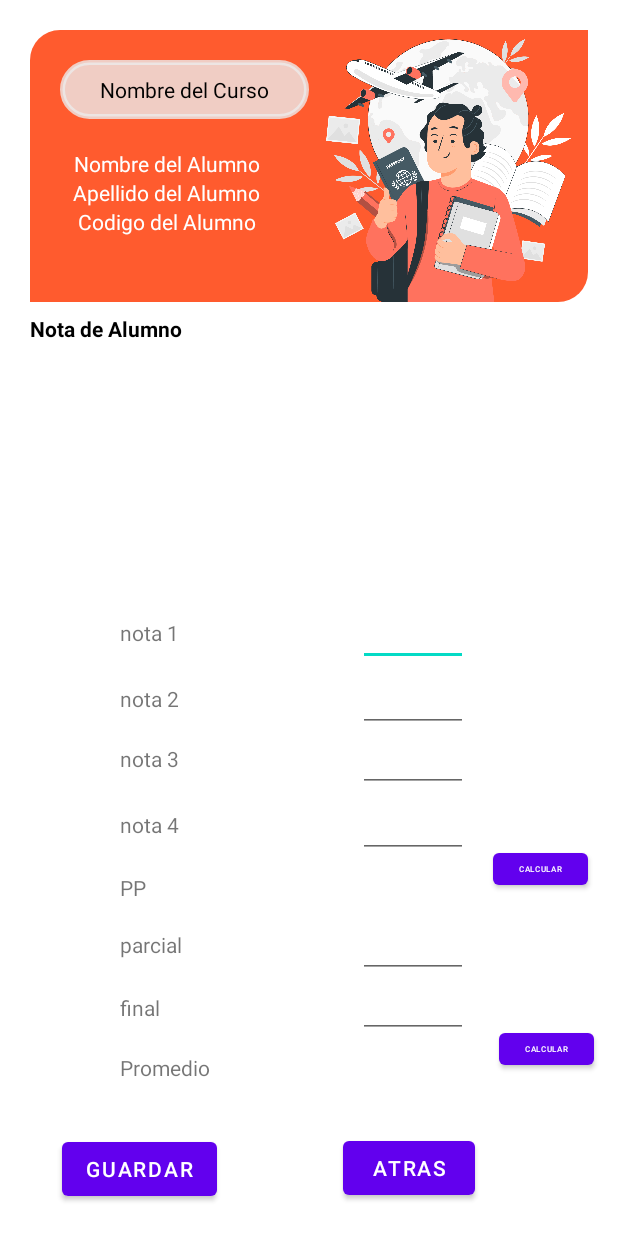
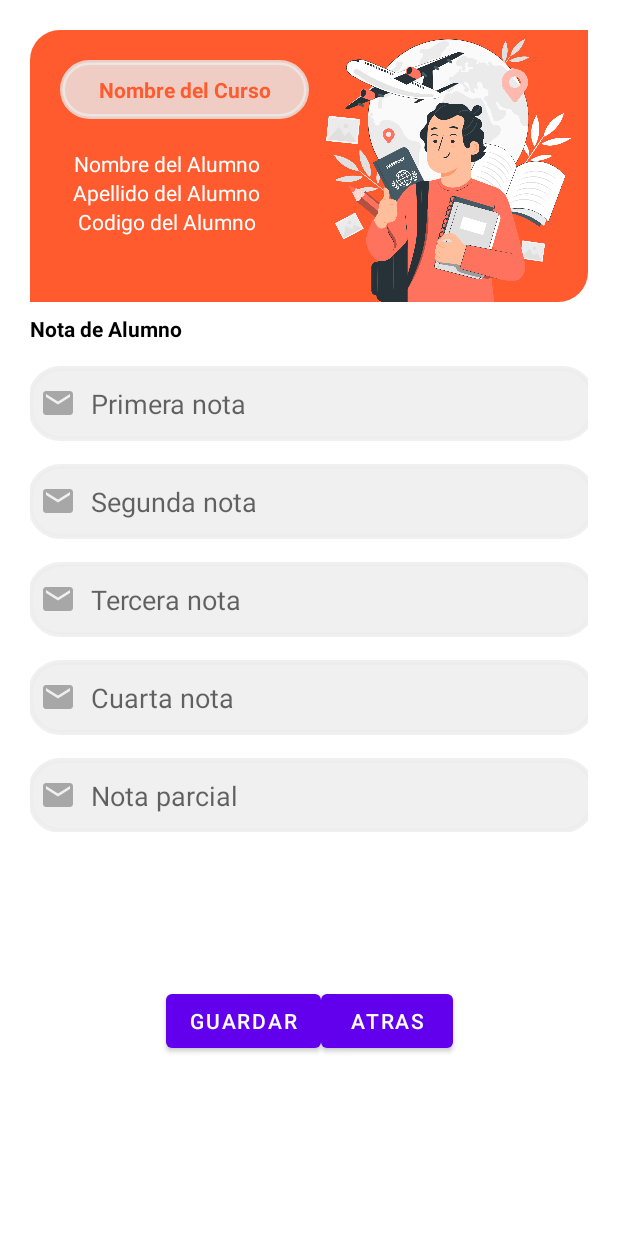
Before and after one commit to FavioJesus/ProyectoFinal, an Android app: the registro_nota_alumno screen opened directly, with no data from a screen before it, on a phone screen of 412 x 824 dp. Run offline under Robolectric (Android 15) with nearby library versions, the phone set to English and light mode, and no system bars; our stand-ins replace Firebase (no records; nobody signed in at launch, a user with empty details on screens opened directly).

Commit message:
arreglos finales

```diff
--- a/app/src/main/res/layout/activity_listar_alumno.xml
+++ b/app/src/main/res/layout/activity_listar_alumno.xml
@@ -8,29 +8,29 @@
 
     <LinearLayout
         android:gravity="center"
-        android:layout_width="match_parent"
-        android:layout_height="100dp"
+        android:layout_width="100dp"
+        android:layout_height="wrap_content"
         android:orientation="horizontal"
         android:weightSum="5"
         android:layout_weight="1">
 
         <ImageView
             android:id="@+id/detalle1"
-            android:layout_width="0dp"
+            android:layout_width="12dp"
             android:layout_height="match_parent"
             android:layout_weight="1"
             android:clickable="true"
-            android:src="@drawable/matematicas">
+            android:src="@drawable/estudiante">
 
         </ImageView>
 
         <LinearLayout
-            android:paddingHorizontal="20dp"
+            android:layout_width="26dp"
+            android:layout_height="match_parent"
+            android:layout_weight="3"
             android:gravity="center"
             android:orientation="vertical"
-            android:layout_width="0dp"
-            android:layout_height="match_parent"
-            android:layout_weight="3">
+            android:paddingHorizontal="1dp">
 
             <TextView
                 android:id="@+id/apellido_alumno"
@@ -53,20 +53,20 @@
             </TextView>
 
         </LinearLayout>
+
         <TextView
             android:id="@+id/codigo_alumno"
+            android:layout_width="97dp"
+            android:layout_height="wrap_content"
+            android:layout_weight="1"
+            android:background="@drawable/editpp"
+            android:gravity="center"
+            android:paddingHorizontal="5dp"
             android:paddingVertical="10dp"
-            android:paddingHorizontal="5dp"
-            android:background="@drawable/editpp"
-            android:text="codigo"
+            android:text="codigo  "
+            android:textColor="@color/black"
             android:textSize="20dp"
-            android:textColor="@color/black"
-            android:textStyle="bold"
-            android:gravity="center"
-            android:layout_width="0dp"
-            android:layout_weight="1"
-            android:layout_height="wrap_content"
-            >
+            android:textStyle="bold">
 
         </TextView>
     </LinearLayout>
--- a/app/src/main/res/layout/activity_listar_curso.xml
+++ b/app/src/main/res/layout/activity_listar_curso.xml
@@ -9,23 +9,23 @@
     <LinearLayout
         android:gravity="center"
         android:layout_width="match_parent"
-        android:layout_height="100dp"
+        android:layout_height="90dp"
         android:orientation="horizontal"
         android:weightSum="5"
         android:layout_weight="1">
 
         <ImageView
             android:id="@+id/detalle"
-            android:layout_width="0dp"
+            android:layout_width="55dp"
             android:layout_height="match_parent"
             android:layout_weight="1"
             android:clickable="true"
-            android:src="@drawable/matematicas">
+            android:src="@drawable/curso">
 
         </ImageView>
 
         <LinearLayout
-            android:paddingHorizontal="20dp"
+            android:paddingHorizontal="10dp"
             android:gravity="center"
             android:orientation="vertical"
             android:layout_width="0dp"
@@ -51,20 +51,20 @@
             </TextView>
 
         </LinearLayout>
+
         <TextView
             android:id="@+id/codigo_curso"
+            android:layout_width="89dp"
+            android:layout_height="wrap_content"
+            android:layout_weight="1"
+            android:background="@drawable/editpp"
+            android:gravity="center"
+            android:paddingHorizontal="5dp"
             android:paddingVertical="10dp"
-            android:paddingHorizontal="5dp"
-            android:background="@drawable/editpp"
             android:text="codigo"
+            android:textColor="@color/black"
             android:textSize="20dp"
-            android:textColor="@color/black"
-            android:textStyle="bold"
-            android:gravity="center"
-            android:layout_width="0dp"
-            android:layout_weight="1"
-            android:layout_height="wrap_content"
-            >
+            android:textStyle="bold">
 
         </TextView>
     </LinearLayout>
--- a/app/src/main/res/layout/activity_olvidar_pass.xml
+++ b/app/src/main/res/layout/activity_olvidar_pass.xml
@@ -5,7 +5,7 @@
     android:layout_width="match_parent"
     android:layout_height="match_parent"
     android:orientation="vertical"
-    android:layout_marginTop="20dp"
+    android:layout_marginTop="30dp"
     tools:context=".OlvidarPass">
 
     <LinearLayout
--- a/app/src/main/res/layout/activity_principal.xml
+++ b/app/src/main/res/layout/activity_principal.xml
@@ -100,17 +100,7 @@
             app:layout_constraintStart_toStartOf="parent"
             app:layout_constraintTop_toBottomOf="@+id/linearLayout" />
 
-        <TextView
-            android:id="@+id/textView2"
-            android:layout_width="wrap_content"
-            android:layout_height="wrap_content"
-            android:layout_marginTop="0dp"
-            android:layout_marginEnd="0dp"
-            android:layout_marginRight="0dp"
-            android:text="Ver todos"
-            android:textStyle="bold"
-            app:layout_constraintEnd_toEndOf="parent"
-            app:layout_constraintTop_toBottomOf="@+id/linearLayout" />
+
     </LinearLayout>
 
     <androidx.recyclerview.widget.RecyclerView
@@ -128,27 +118,34 @@
         app:layout_constraintTop_toBottomOf="@+id/linearLayout3"
         tools:ignore="MissingConstraints" />
 
+    <LinearLayout
+        android:layout_width="408dp"
+        android:layout_height="61dp"
+        android:gravity="center_horizontal"
+        android:orientation="horizontal"
+        app:layout_constraintBottom_toBottomOf="parent"
+        app:layout_constraintEnd_toEndOf="parent"
+        app:layout_constraintStart_toStartOf="parent"
+        app:layout_constraintTop_toBottomOf="@+id/listacursos">
+
         <Button
             android:id="@+id/btn_regresarprincipal"
             android:layout_width="wrap_content"
             android:layout_height="wrap_content"
-        android:layout_marginStart="272dp"
-        android:layout_marginTop="536dp"
-        android:text="Salir"
-        app:layout_constraintStart_toStartOf="parent"
-        app:layout_constraintTop_toTopOf="parent" />
+            android:layout_marginHorizontal="10dp"
+            android:text="Salir" />
 
         <Button
             android:id="@+id/btn_agregar_curso"
             android:layout_width="wrap_content"
             android:layout_height="wrap_content"
-        android:layout_marginBottom="44dp"
+            android:layout_marginHorizontal="10dp"
+            android:backgroundTint="@color/orange"
             android:onClick="irRegistroCurso"
-        android:text="Agregar Curso"
-        app:layout_constraintBottom_toBottomOf="parent"
-        app:layout_constraintEnd_toStartOf="@+id/btn_regresarprincipal"
-        app:layout_constraintHorizontal_bias="0.516"
-        app:layout_constraintStart_toStartOf="parent" />
+            android:text="Agregar Curso" />
+
+    </LinearLayout>
+
 
 
 </androidx.constraintlayout.widget.ConstraintLayout>
--- a/app/src/main/res/layout/activity_registro_nota_alumno.xml
+++ b/app/src/main/res/layout/activity_registro_nota_alumno.xml
@@ -7,14 +7,15 @@
     android:layout_gravity="center"
     android:orientation="vertical"
     android:paddingTop="20dp"
+    android:paddingHorizontal="20dp"
     tools:context=".registro_nota_alumno">
 
     <LinearLayout
         android:id="@+id/linearLayout7"
         android:layout_width="match_parent"
         android:layout_height="wrap_content"
-        android:layout_marginHorizontal="20dp"
         android:layout_marginTop="8dp"
+        android:layout_marginBottom="10dp"
         android:orientation="horizontal"
         app:layout_constraintEnd_toEndOf="parent"
         app:layout_constraintStart_toStartOf="parent"
@@ -42,10 +43,11 @@
         android:layout_alignParentStart="true"
         android:layout_alignParentTop="true"
         android:layout_alignParentEnd="true"
-        android:layout_marginHorizontal="20dp"
         android:layout_weight="4"
         android:background="@drawable/persona_inicio"
-        tools:layout_editor_absoluteX="20dp"
+        app:layout_constraintEnd_toEndOf="parent"
+        app:layout_constraintStart_toStartOf="parent"
+        tools:ignore="MissingConstraints"
         tools:layout_editor_absoluteY="20dp">
 
         <LinearLayout
@@ -72,7 +74,8 @@
                     android:paddingHorizontal="5dp"
                     android:paddingVertical="10dp"
                     android:text="Nombre del Curso"
-                    android:textColor="@color/black"></TextView>
+                    android:textColor="@color/orange"
+                    android:textStyle="bold"></TextView>
 
                 <TextView
                     android:id="@+id/txt_nombreAlumno1"
@@ -127,153 +130,138 @@
 
     </LinearLayout>
 
+
+    <ScrollView
+        android:id="@+id/scrollView2"
+        android:layout_width="378dp"
+        android:layout_height="326dp"
+        app:layout_constraintEnd_toEndOf="parent"
+        app:layout_constraintHorizontal_bias="0.393"
+        app:layout_constraintStart_toStartOf="parent"
+        app:layout_constraintTop_toBottomOf="@+id/linearLayout7"
+        app:layout_constraintVertical_bias="1.0">
+
+        <LinearLayout
+            android:layout_width="match_parent"
+            android:layout_height="match_parent"
+            android:orientation="vertical">
+
             <EditText
                 android:id="@+id/txt_nota1"
-        android:layout_width="73dp"
-        android:layout_height="30dp"
-        android:layout_marginEnd="100dp"
-        android:layout_marginBottom="380dp"
-        android:ems="10"
+                android:layout_width="match_parent"
+                android:layout_height="50dp"
                 android:inputType="numberDecimal"
-        android:textSize="14sp"
-        app:layout_constraintBottom_toBottomOf="parent"
-        app:layout_constraintEnd_toEndOf="parent" />
+                android:background="@drawable/editpp"
+                android:layout_marginTop="15dp"
+                android:drawableLeft="@drawable/ic_baseline_email_24"
+                android:drawableTint="@color/letra"
+                android:drawablePadding="10dp"
+                android:hint="Primera nota"
+                android:padding="8dp"
+                android:textColor="@color/letra" />
 
             <EditText
                 android:id="@+id/txt_nota2"
-        android:layout_width="73dp"
-        android:layout_height="30dp"
-        android:layout_marginEnd="100dp"
-        android:layout_marginBottom="336dp"
-        android:ems="10"
+                android:layout_width="match_parent"
+                android:layout_height="50dp"
                 android:inputType="numberDecimal"
-        android:textSize="14sp"
-        app:layout_constraintBottom_toBottomOf="parent"
-        app:layout_constraintEnd_toEndOf="parent" />
+                android:background="@drawable/editpp"
+                android:layout_marginTop="15dp"
+                android:drawableLeft="@drawable/ic_baseline_email_24"
+                android:drawableTint="@color/letra"
+                android:drawablePadding="10dp"
+                android:hint="Segunda nota"
+                android:padding="8dp"
+                android:textColor="@color/letra" />
+
 
             <EditText
                 android:id="@+id/txt_nota3"
-        android:layout_width="73dp"
-        android:layout_height="30dp"
-        android:layout_marginEnd="100dp"
-        android:layout_marginBottom="296dp"
-        android:ems="10"
+                android:layout_width="match_parent"
+                android:layout_height="50dp"
                 android:inputType="numberDecimal"
-        android:textSize="14sp"
-        app:layout_constraintBottom_toBottomOf="parent"
-        app:layout_constraintEnd_toEndOf="parent" />
+                android:background="@drawable/editpp"
+                android:layout_marginTop="15dp"
+                android:drawableLeft="@drawable/ic_baseline_email_24"
+                android:drawableTint="@color/letra"
+                android:drawablePadding="10dp"
+                android:hint="Tercera nota"
+                android:padding="8dp"
+                android:textColor="@color/letra" />
 
-    <TextView
-        android:id="@+id/textView26"
-        android:layout_width="73dp"
-        android:layout_height="32dp"
-        android:layout_marginStart="80dp"
-        android:layout_marginBottom="252dp"
-        android:text="nota 4"
-        app:layout_constraintBottom_toBottomOf="parent"
-        app:layout_constraintStart_toStartOf="parent" />
-
-    <TextView
-        android:id="@+id/textView28"
-        android:layout_width="73dp"
-        android:layout_height="32dp"
-        android:layout_marginStart="80dp"
-        android:layout_marginBottom="336dp"
-        android:text="nota 2"
-        app:layout_constraintBottom_toBottomOf="parent"
-        app:layout_constraintStart_toStartOf="parent" />
 
             <EditText
                 android:id="@+id/txt_nota4"
-        android:layout_width="73dp"
-        android:layout_height="30dp"
-        android:layout_marginEnd="100dp"
-        android:layout_marginBottom="252dp"
-        android:ems="10"
+                android:layout_width="match_parent"
+                android:layout_height="50dp"
                 android:inputType="numberDecimal"
-        android:textSize="14sp"
-        app:layout_constraintBottom_toBottomOf="parent"
-        app:layout_constraintEnd_toEndOf="parent" />
+                android:background="@drawable/editpp"
+                android:layout_marginTop="15dp"
+                android:drawableLeft="@drawable/ic_baseline_email_24"
+                android:drawableTint="@color/letra"
+                android:drawablePadding="10dp"
+                android:hint="Cuarta nota"
+                android:padding="8dp"
+                android:textColor="@color/letra" />
+
+            <EditText
+                android:id="@+id/txt_parcial"
+                android:layout_width="match_parent"
+                android:layout_height="50dp"
+                android:inputType="numberDecimal"
+                android:background="@drawable/editpp"
+                android:layout_marginTop="15dp"
+                android:drawableLeft="@drawable/ic_baseline_email_24"
+                android:drawableTint="@color/letra"
+                android:drawablePadding="10dp"
+                android:hint="Nota parcial "
+                android:padding="8dp"
+                android:textColor="@color/letra" />
+
+            <EditText
+                android:id="@+id/txt_final"
+                android:layout_width="match_parent"
+                android:layout_height="50dp"
+                android:inputType="numberDecimal"
+                android:background="@drawable/editpp"
+                android:layout_marginTop="15dp"
+                android:drawableLeft="@drawable/ic_baseline_email_24"
+                android:drawableTint="@color/letra"
+                android:drawablePadding="10dp"
+                android:hint="Nota final "
+                android:padding="8dp"
+                android:textColor="@color/letra" />
+
+
+
+
 
             <TextView
                 android:id="@+id/txt_promedio"
                 android:layout_width="73dp"
                 android:layout_height="31dp"
-        android:layout_marginEnd="100dp"
-        android:layout_marginBottom="88dp"
                 app:layout_constraintBottom_toBottomOf="parent"
                 app:layout_constraintEnd_toEndOf="parent" />
 
-    <TextView
-        android:id="@+id/textView20"
-        android:layout_width="73dp"
-        android:layout_height="32dp"
-        android:layout_marginStart="80dp"
-        android:layout_marginBottom="380dp"
-        android:text="nota 1"
-        app:layout_constraintBottom_toBottomOf="parent"
-        app:layout_constraintStart_toStartOf="parent" />
 
-    <TextView
-        android:id="@+id/textView27"
-        android:layout_width="73dp"
-        android:layout_height="32dp"
-        android:layout_marginStart="80dp"
-        android:layout_marginBottom="296dp"
-        android:text="nota 3"
-        app:layout_constraintBottom_toBottomOf="parent"
-        app:layout_constraintStart_toStartOf="parent" />
 
             <TextView
                 android:id="@+id/textView25"
                 android:layout_width="73dp"
                 android:layout_height="30dp"
-        android:layout_marginStart="80dp"
-        android:layout_marginBottom="212dp"
                 android:text="PP"
                 app:layout_constraintBottom_toBottomOf="parent"
                 app:layout_constraintStart_toStartOf="parent" />
 
-    <EditText
-        android:id="@+id/txt_parcial"
-        android:layout_width="73dp"
-        android:layout_height="30dp"
-        android:layout_marginEnd="100dp"
-        android:layout_marginBottom="172dp"
-        android:ems="10"
-        android:inputType="numberDecimal"
-        android:textSize="14sp"
-        app:layout_constraintBottom_toBottomOf="parent"
-        app:layout_constraintEnd_toEndOf="parent" />
 
-    <TextView
-        android:id="@+id/textView24"
-        android:layout_width="73dp"
-        android:layout_height="32dp"
-        android:layout_marginStart="80dp"
-        android:layout_marginBottom="172dp"
-        android:text="parcial"
-        app:layout_constraintBottom_toBottomOf="parent"
-        app:layout_constraintStart_toStartOf="parent" />
 
-    <EditText
-        android:id="@+id/txt_final"
-        android:layout_width="73dp"
-        android:layout_height="30dp"
-        android:layout_marginEnd="100dp"
-        android:layout_marginBottom="132dp"
-        android:ems="10"
-        android:inputType="numberDecimal"
-        android:textSize="14sp"
-        app:layout_constraintBottom_toBottomOf="parent"
-        app:layout_constraintEnd_toEndOf="parent" />
+
+
 
             <TextView
                 android:id="@+id/txt_pp"
                 android:layout_width="73dp"
                 android:layout_height="30dp"
-        android:layout_marginEnd="100dp"
-        android:layout_marginBottom="212dp"
                 app:layout_constraintBottom_toBottomOf="parent"
                 app:layout_constraintEnd_toEndOf="parent" />
 
@@ -281,8 +269,6 @@
                 android:id="@+id/textView22"
                 android:layout_width="73dp"
                 android:layout_height="30dp"
-        android:layout_marginStart="80dp"
-        android:layout_marginBottom="92dp"
                 android:text="Promedio"
                 app:layout_constraintBottom_toBottomOf="parent"
                 app:layout_constraintStart_toStartOf="parent" />
@@ -291,61 +277,73 @@
                 android:id="@+id/textView23"
                 android:layout_width="73dp"
                 android:layout_height="30dp"
-        android:layout_marginStart="80dp"
-        android:layout_marginBottom="132dp"
                 android:text="final"
                 app:layout_constraintBottom_toBottomOf="parent"
                 app:layout_constraintStart_toStartOf="parent" />
+
+            <LinearLayout
+                android:layout_width="match_parent"
+                android:layout_height="match_parent"
+                android:orientation="horizontal"
+                android:gravity="center_horizontal">
+
+                <Button
+                    android:id="@+id/btn_calcularPP"
+                    android:layout_width="wrap_content"
+                    android:layout_height="wrap_content"
+                    android:onClick="calcularP"
+                    android:text="nota practicas"
+                    android:layout_marginHorizontal="10dp"
+                    android:backgroundTint="@color/orange"
+
+                     />
+
+                <Button
+                    android:id="@+id/btn_CalcularProm"
+                    android:layout_width="wrap_content"
+                    android:layout_height="wrap_content"
+                    android:onClick="calcularPromedioFinal"
+                    android:text="Nota final"
+                    android:backgroundTint="@color/orange"
+                    android:layout_marginHorizontal="10dp"
+
+                    />
+
+            </LinearLayout>
+
+
+
+
+        </LinearLayout>
+    </ScrollView>
+
+    <LinearLayout
+        android:layout_width="404dp"
+        android:layout_height="66dp"
+        android:orientation="horizontal"
+        android:gravity="center_horizontal"
+        app:layout_constraintBottom_toBottomOf="parent"
+        app:layout_constraintEnd_toEndOf="parent"
+        app:layout_constraintStart_toStartOf="parent"
+        app:layout_constraintTop_toBottomOf="@+id/scrollView2">
 
         <Button
             android:id="@+id/btn_guardar"
             android:layout_width="wrap_content"
             android:layout_height="wrap_content"
             android:onClick="registrarNotas"
-        android:text="guardar"
-        app:layout_constraintBottom_toBottomOf="parent"
-        app:layout_constraintEnd_toEndOf="parent"
-        app:layout_constraintHorizontal_bias="0.133"
-        app:layout_constraintStart_toStartOf="parent"
-        app:layout_constraintTop_toTopOf="parent"
-        app:layout_constraintVertical_bias="0.973" />
+            android:text="guardar" />
 
         <Button
             android:id="@+id/btn_atras"
             android:layout_width="wrap_content"
             android:layout_height="wrap_content"
             android:onClick="regresar"
-        android:text="atras"
-        app:layout_constraintBottom_toBottomOf="parent"
-        app:layout_constraintEnd_toEndOf="parent"
-        app:layout_constraintHorizontal_bias="0.705"
-        app:layout_constraintStart_toStartOf="parent"
-        app:layout_constraintTop_toTopOf="parent"
-        app:layout_constraintVertical_bias="0.972" />
+            android:text="atras" />
 
-    <Button
-        android:id="@+id/btn_calcularPP"
-        android:layout_width="63dp"
-        android:layout_height="33dp"
-        android:layout_marginEnd="20dp"
-        android:layout_marginBottom="228dp"
-        android:onClick="calcularP"
-        android:text="Calcular"
-        android:textSize="5sp"
-        app:layout_constraintBottom_toBottomOf="parent"
-        app:layout_constraintEnd_toEndOf="parent" />
+    </LinearLayout>
 
-    <Button
-        android:id="@+id/btn_CalcularProm"
-        android:layout_width="63dp"
-        android:layout_height="33dp"
-        android:layout_marginEnd="16dp"
-        android:layout_marginBottom="108dp"
-        android:onClick="calcularPromedioFinal"
-        android:text="Calcular"
-        android:textSize="5sp"
-        app:layout_constraintBottom_toBottomOf="parent"
-        app:layout_constraintEnd_toEndOf="parent" />
+
 
 
 </androidx.constraintlayout.widget.ConstraintLayout>
```
Also changed, not shown: app/src/main/res/drawable/curso.png (added), app/src/main/res/drawable/estudiante.png (added). Lines whose indentation alone changed are shown as unchanged.
